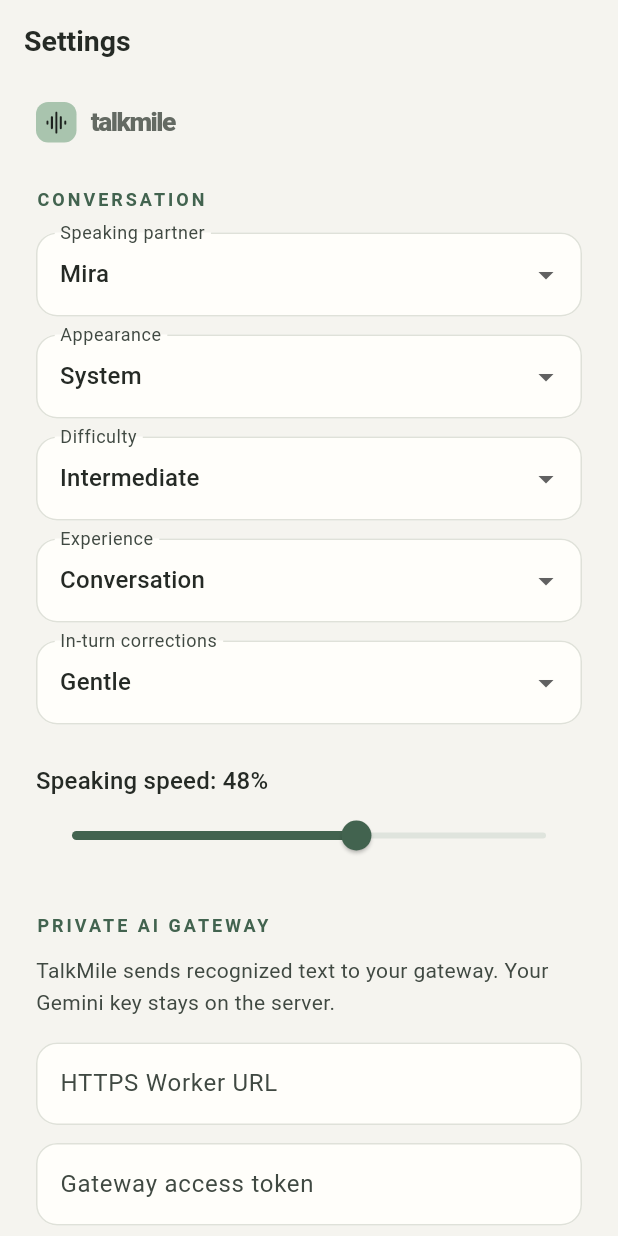
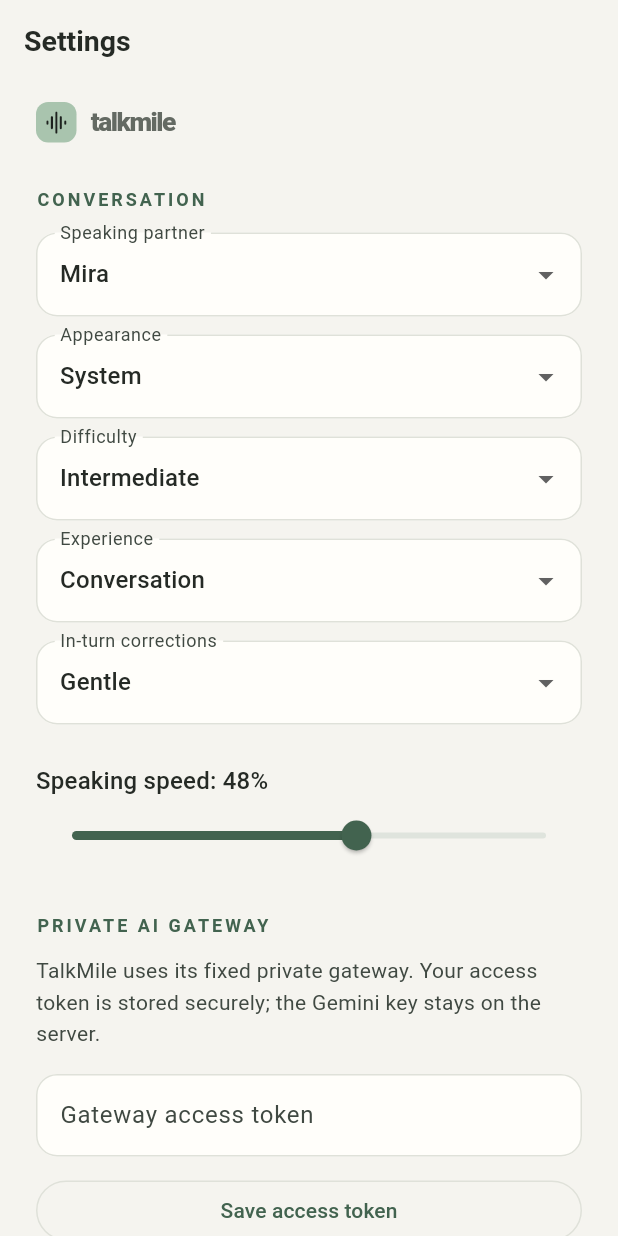
Before and after one commit to amitkanjariya/talkmile, a Flutter app: the SettingsPage screen opened by its route, on a phone screen of 412 x 824 dp. Run offline on Flutter 3.47's test engine with Material 3 defaults, Android fonts, the phone set to English and light mode, and no system bars; our stand-ins replace dio, drift, drift_flutter, flutter_bloc, flutter_secure_storage, flutter_tts and 4 more; accounts and stored records are empty.

Commit message:
Use fixed TalkMile gateway in settings

```diff
--- a/lib/core/data/local_store.dart
+++ b/lib/core/data/local_store.dart
@@ -8,6 +8,9 @@ import 'package:shared_preferences/shared_preferences.dart';
 /// Keeps aggregate progress in SQLite. Conversation text and gateway credentials
 /// live in Android-backed secure storage, never in the unencrypted database.
 class LocalStore extends GeneratedDatabase {
+  static const fixedGatewayUrl =
+      'https://talkmile-gateway.amitkanjariya28.workers.dev/v1/reply';
+
   LocalStore([QueryExecutor? executor])
     : super(executor ?? driftDatabase(name: 'talkmile'));
 
@@ -35,6 +38,7 @@ class LocalStore extends GeneratedDatabase {
 
   Future<void> open() async {
     _preferences = await SharedPreferences.getInstance();
+    await _preferences.remove('gatewayUrl');
     await customSelect('SELECT 1').get();
   }
 
@@ -139,9 +143,7 @@ class LocalStore extends GeneratedDatabase {
     }
   }
 
-  String get gatewayUrl => _preferences.getString('gatewayUrl') ?? '';
-  Future<void> setGatewayUrl(String value) =>
-      _preferences.setString('gatewayUrl', value);
+  String get gatewayUrl => fixedGatewayUrl;
   Future<String> getGatewayToken() async =>
       await _secure.read(key: 'gatewayToken') ?? '';
   Future<void> setGatewayToken(String value) =>
--- a/lib/features/settings/presentation/settings_cubit.dart
+++ b/lib/features/settings/presentation/settings_cubit.dart
@@ -10,7 +10,6 @@ class SettingsState {
     this.mode = 'conversation',
     this.correctionFrequency = 'gentle',
     this.themeMode = 'system',
-    this.gatewayUrl = '',
     this.gatewayConfigured = false,
   });
   final bool ready;
@@ -20,7 +19,6 @@ class SettingsState {
   final String mode;
   final String correctionFrequency;
   final String themeMode;
-  final String gatewayUrl;
   final bool gatewayConfigured;
 }
 
@@ -37,10 +35,7 @@ class SettingsCubit extends Cubit<SettingsState> {
       mode: store.mode,
       correctionFrequency: store.correctionFrequency,
       themeMode: store.themeMode,
-      gatewayUrl: store.gatewayUrl,
-      gatewayConfigured:
-          store.gatewayUrl.isNotEmpty &&
-          (await store.getGatewayToken()).isNotEmpty,
+      gatewayConfigured: (await store.getGatewayToken()).isNotEmpty,
     ),
   );
 
@@ -74,15 +69,10 @@ class SettingsCubit extends Cubit<SettingsState> {
     await load();
   }
 
-  Future<void> configureGateway(String url, String token) async {
-    final uri = Uri.tryParse(url.trim());
-    if (uri == null || uri.scheme != 'https' || uri.host.isEmpty) {
-      throw const FormatException('Enter a valid HTTPS gateway URL.');
-    }
+  Future<void> configureGateway(String token) async {
     if (token.trim().isEmpty) {
       throw const FormatException('Enter the gateway access token.');
     }
-    await store.setGatewayUrl(uri.toString());
     await store.setGatewayToken(token.trim());
     await load();
   }
--- a/lib/features/settings/presentation/settings_page.dart
+++ b/lib/features/settings/presentation/settings_page.dart
@@ -14,19 +14,11 @@ class SettingsPage extends StatefulWidget {
 }
 
 class _SettingsPageState extends State<SettingsPage> {
-  final url = TextEditingController();
   final token = TextEditingController();
   String? message;
 
   @override
-  void initState() {
-    super.initState();
-    url.text = GetIt.I<LocalStore>().gatewayUrl;
-  }
-
-  @override
   void dispose() {
-    url.dispose();
     token.dispose();
     super.dispose();
   }
@@ -95,22 +87,13 @@ class _SettingsPageState extends State<SettingsPage> {
           const SectionLabel('Private AI gateway'),
           const SizedBox(height: 12),
           Text(
-            'TalkMile sends recognized text to your gateway. Your Gemini key stays on the server.',
+            'TalkMile uses its fixed private gateway. Your access token is stored securely; the Gemini key stays on the server.',
             style: TextStyle(
               color: Theme.of(context).colorScheme.onSurfaceVariant,
               height: 1.5,
             ),
           ),
           const SizedBox(height: 16),
-          TextField(
-            controller: url,
-            keyboardType: TextInputType.url,
-            decoration: const InputDecoration(
-              labelText: 'HTTPS Worker URL',
-              border: OutlineInputBorder(),
-            ),
-          ),
-          const SizedBox(height: 12),
           TextField(
             controller: token,
             obscureText: true,
@@ -125,14 +108,14 @@ class _SettingsPageState extends State<SettingsPage> {
           OutlinedButton(
             onPressed: () async {
               try {
-                await cubit.configureGateway(url.text, token.text);
+                await cubit.configureGateway(token.text);
                 token.clear();
-                setState(() => message = 'Gateway settings saved securely.');
+                setState(() => message = 'Access token saved securely.');
               } catch (error) {
                 setState(() => message = error.toString());
               }
             },
-            child: const Text('Save gateway'),
+            child: const Text('Save access token'),
           ),
           if (message != null)
             Text(
@@ -171,9 +154,11 @@ class _SettingsPageState extends State<SettingsPage> {
                       final allowed = await GetIt.I<VoiceService>()
                           .requestBackgroundBatteryAccess();
                       if (!context.mounted) return;
-                      setState(() => message = allowed
-                          ? 'Screen-off battery access is enabled.'
-                          : 'Allow unrestricted battery use in Android settings for screen-off replies.');
+                      setState(
+                        () => message = allowed
+                            ? 'Screen-off battery access is enabled.'
+                            : 'Allow unrestricted battery use in Android settings for screen-off replies.',
+                      );
                     },
                     child: const Text('Allow screen-off conversations'),
                   ),
```
Also changed, not shown: 3 other files.
